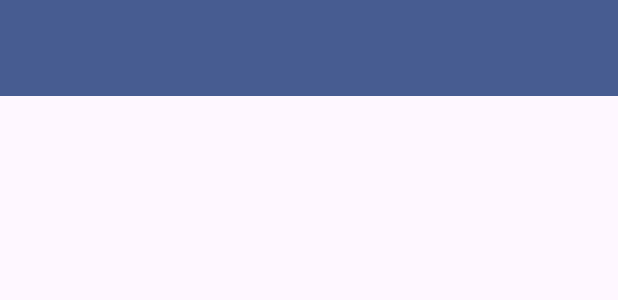
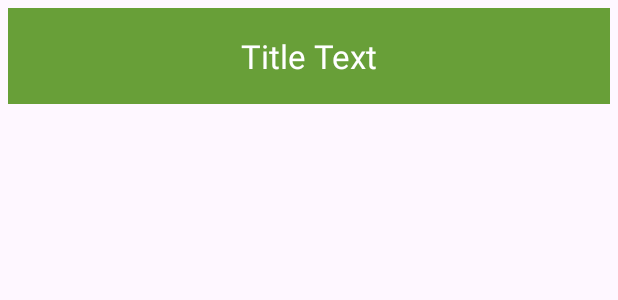
Before and after one commit to MarianneSyntax/UserInputLive, an Android app: the layout activity_main.xml on its own in the app's theme, with its tools: preview values and no code run, on a phone screen of 412 x 824 dp. Shown: the top 300 px of the screen. Run offline under Robolectric (Android 15) with nearby library versions, the light colour scheme and no system bars.

Commit message:
Style I: Toolbar Style stumpf in der Toolbar selbst innerhalb der activity_main.xml festgelegt.

```diff
--- a/app/src/main/res/layout/activity_main.xml
+++ b/app/src/main/res/layout/activity_main.xml
@@ -5,15 +5,21 @@
     android:layout_width="match_parent"
     android:layout_height="match_parent"
     android:fitsSystemWindows="true"
+    android:padding="5dp"
     tools:context=".MainActivity">
 
     <com.google.android.material.appbar.MaterialToolbar
         android:id="@+id/toolbar"
         android:layout_width="match_parent"
         android:layout_height="?attr/actionBarSize"
-        android:background="@color/material_dynamic_primary40"
+        android:background="?colorPrimary"
+        app:titleTextColor="@color/white"
+        app:title="Title Text"
+        app:titleCentered="true"
         app:layout_constraintStart_toStartOf="parent"
-        app:layout_constraintTop_toTopOf="parent" />
+        app:layout_constraintTop_toTopOf="parent">
+
+    </com.google.android.material.appbar.MaterialToolbar>
 
 
 
```
